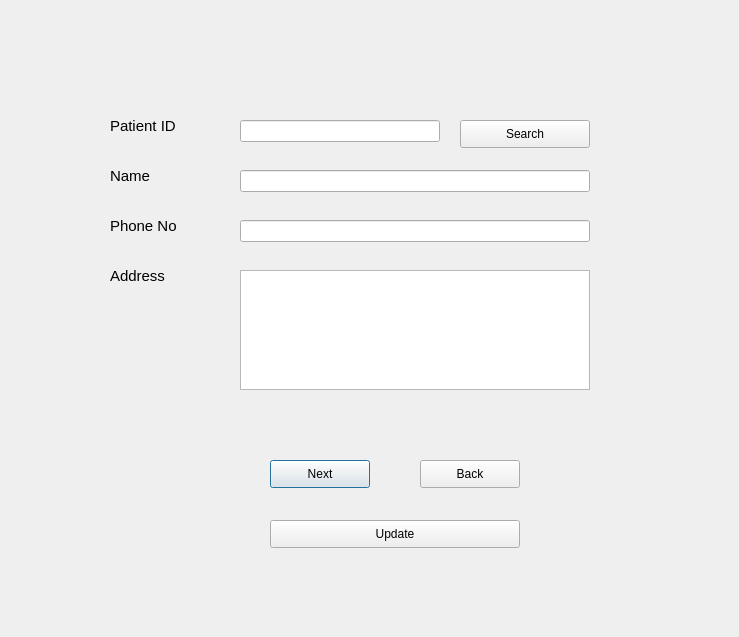
This is search.ui in iMPERIAL18/sanidhya_dental_care as Qt 5 draws it before an edit. The edited form follows.
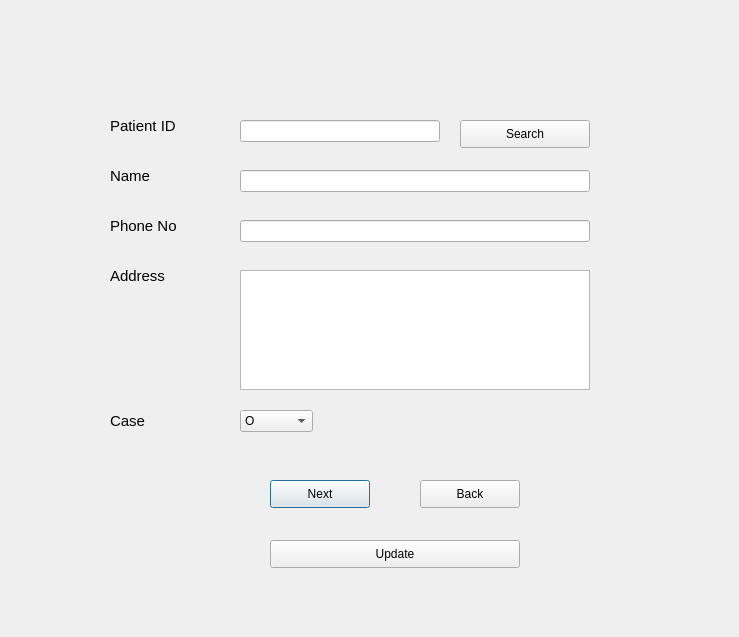
This is the edited form.

Commit message: added home and back buttons in custom.ui, invoice.ui and  revenue.ui added checkbox in update.ui and to convert line edit to readonly and its reverse now on name phoneno, etc fields are read only

```diff
--- a/search.ui
+++ b/search.ui
@@ -135,7 +135,7 @@
    <property name="geometry">
     <rect>
      <x>270</x>
-     <y>460</y>
+     <y>480</y>
      <width>100</width>
      <height>28</height>
     </rect>
@@ -148,7 +148,7 @@
    <property name="geometry">
     <rect>
      <x>420</x>
-     <y>460</y>
+     <y>480</y>
      <width>100</width>
      <height>28</height>
     </rect>
@@ -161,7 +161,7 @@
    <property name="geometry">
     <rect>
      <x>270</x>
-     <y>520</y>
+     <y>540</y>
      <width>250</width>
      <height>28</height>
     </rect>
@@ -183,6 +183,44 @@
     <string>Search</string>
    </property>
   </widget>
+  <widget class="QLabel" name="label_5">
+   <property name="geometry">
+    <rect>
+     <x>110</x>
+     <y>410</y>
+     <width>81</width>
+     <height>21</height>
+    </rect>
+   </property>
+   <property name="font">
+    <font>
+     <pointsize>11</pointsize>
+    </font>
+   </property>
+   <property name="text">
+    <string>Case</string>
+   </property>
+  </widget>
+  <widget class="QComboBox" name="N_O">
+   <property name="geometry">
+    <rect>
+     <x>240</x>
+     <y>410</y>
+     <width>73</width>
+     <height>22</height>
+    </rect>
+   </property>
+   <item>
+    <property name="text">
+     <string>O</string>
+    </property>
+   </item>
+   <item>
+    <property name="text">
+     <string>N</string>
+    </property>
+   </item>
+  </widget>
  </widget>
  <resources/>
  <connections/>
```
Left out of the diff: 9 changed lines with no effect on the pictures. The commit also changes 5 other files.
